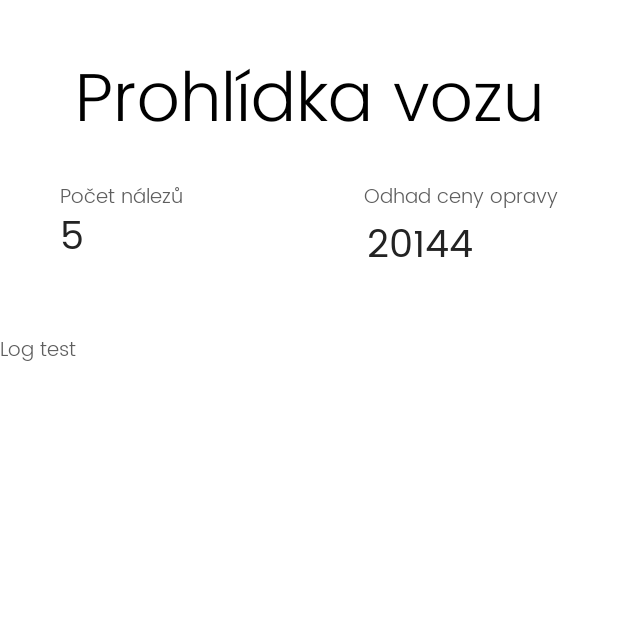
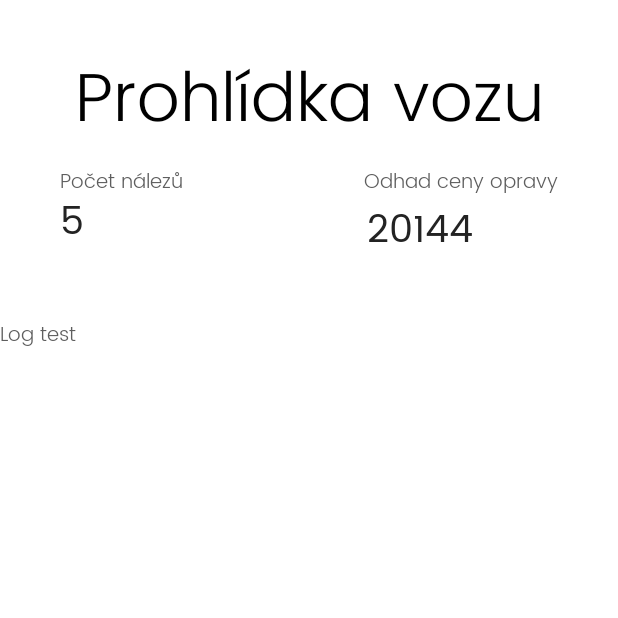
Before and after one commit to MichaelKazda/VirtBook, an Android app: the SecondActivity screen opened directly, with no data from a screen before it, on a phone screen of 412 x 824 dp, the top half of it. Run offline under Robolectric (Android 15) with nearby library versions, the phone set to English and light mode, and no system bars; libraries missing offline, so code that uses them is left out: com.anychart, com.anychart.chart, com.anychart.charts; 4 statements that could not run were skipped.

Commit message:
Car check stats data binding

```diff
--- a/app/src/main/java/com/example/virtbook/SecondActivity.kt
+++ b/app/src/main/java/com/example/virtbook/SecondActivity.kt
@@ -2,6 +2,7 @@ package com.example.virtbook
 
 import android.os.Bundle
 import android.util.Log
+import android.widget.TextView
 import androidx.appcompat.app.AppCompatActivity
 import com.example.virtbook.services.GraphicsMaker
 import com.google.gson.Gson
@@ -22,7 +23,9 @@ class SecondActivity : AppCompatActivity() {
         setContentView(R.layout.activity_second)
 
         // Parsing JSON and generating views in Linear layout
-        val json = intent.getStringExtra("data")
+        val json = intent.getStringExtra("carCheckData")
+        val errorsTotal = intent.getStringExtra("errorsTotal")?.toLong()
+        val fixPrice = intent.getStringExtra("fixPrice")?.toLong()
         val data: Map<String, Any> = Gson().fromJson(
             json, object : TypeToken<HashMap<String?, Any?>?>() {}.type
         )
@@ -30,7 +33,6 @@ class SecondActivity : AppCompatActivity() {
         // TODO naládovat data do grafické šablony a vložit do listview
         val out = StringBuilder()
         val checklists = data["productChecklist"] as List<*>
-        var errorsCount = 0  // TODO spočítat celkový počet nálezů - inputType checkbox bool
         var x = 1
         while(x <= checklists.size - 1){
             val checkArea = checklists[x] as LinkedTreeMap<*,*>
@@ -50,5 +52,10 @@ class SecondActivity : AppCompatActivity() {
             x++
         }
         Log.e("EPICCCC", out.toString())
+
+        /*BINDING DATA TO FRONTEND*/
+        // Stats section
+        findViewById<TextView>(R.id.errorsCount).text = graphicsMaker.spanIndex(errorsTotal as Long,"nálezů", resources.getDimensionPixelSize(R.dimen.big_index)) // Total errors found stat
+        findViewById<TextView>(R.id.fixPrice).text = graphicsMaker.spanIndex(fixPrice as Long,"Kč", resources.getDimensionPixelSize(R.dimen.big_index)) // Costs for errors fixes
     }
 }
--- a/app/src/main/res/layout/activity_second.xml
+++ b/app/src/main/res/layout/activity_second.xml
@@ -30,7 +30,7 @@
             android:layout_width="107dp"
             android:layout_height="17dp"
             android:layout_marginStart="40dp"
-            android:layout_marginTop="15dp"
+            android:layout_marginTop="5dp"
             android:fontFamily="@font/poppins_thin"
             android:text="@string/errorsCountHeadline"
             android:textColor="#5E5E5E"
@@ -54,7 +54,7 @@
             android:id="@+id/fixPriceHeadline"
             android:layout_width="wrap_content"
             android:layout_height="wrap_content"
-            android:layout_marginTop="15dp"
+            android:layout_marginTop="5dp"
             android:layout_marginEnd="40dp"
             android:fontFamily="@font/poppins_thin"
             android:text="@string/fixPriceHeadline"
```
Also changed, not shown: app/src/main/java/com/example/virtbook/FirstFragment.kt (+7 -2 lines).
